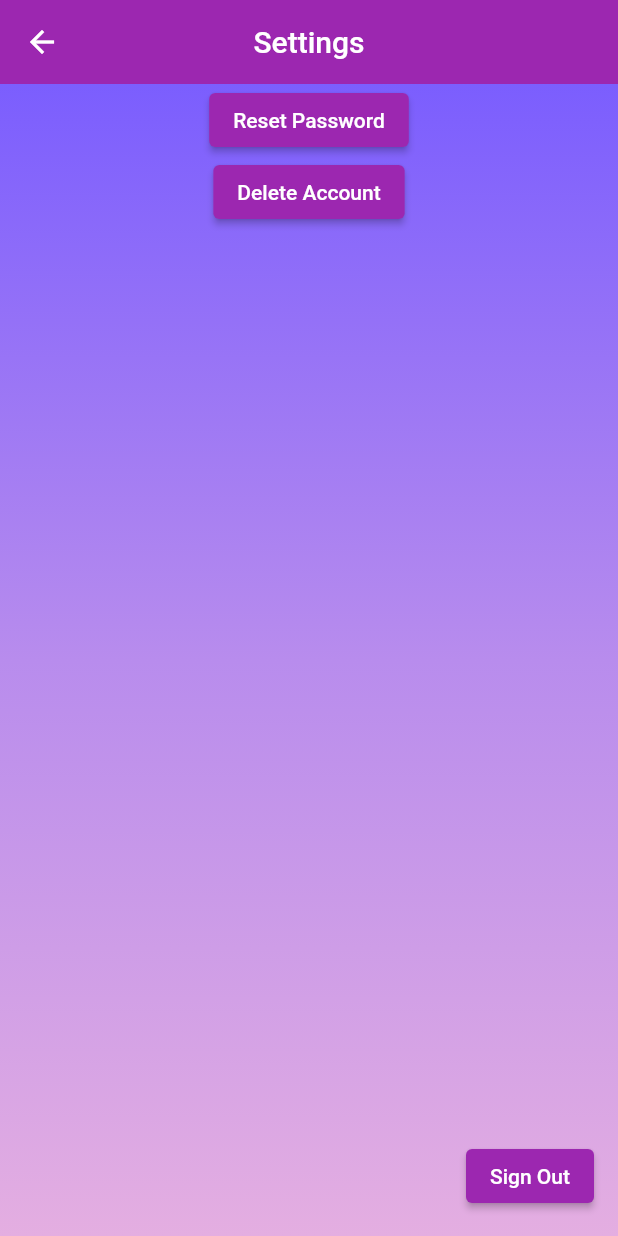
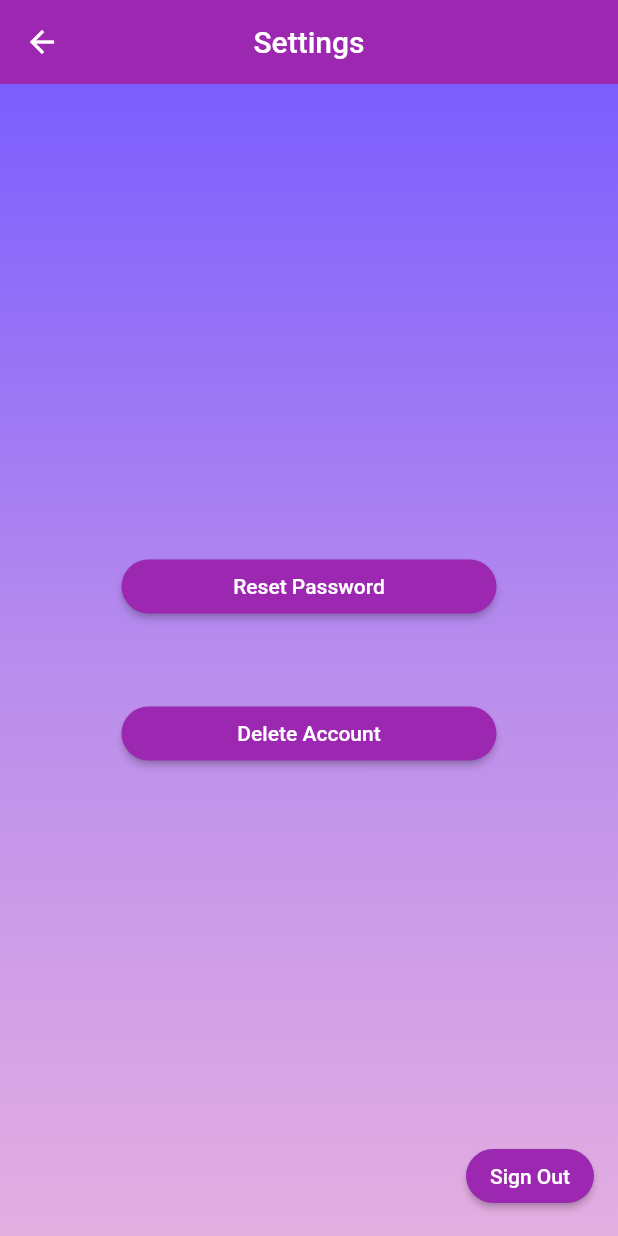
Before and after one commit to SimKianSeng/LvlUp, a Flutter app: the screen it shows once a user with an empty profile is signed in, item 4 of the bottom bar chosen, after a tap on "Reset Password", on a phone screen of 412 x 824 dp. Run offline on Flutter 3.47's test engine with Material 2 defaults, Android fonts, the light colour scheme and no system bars; our stand-ins replace firebase_auth, firebase_core; accounts and stored records are empty; network calls fail.

Commit message:
Updated UI design

```diff
--- a/lib/pages/home_page.dart
+++ b/lib/pages/home_page.dart
@@ -9,10 +9,8 @@ class HomePage extends StatelessWidget {
 
   final User? user = Auth().currentUser;
 
-
-
-  Widget _title() {
-    return const Text('Home');
+  Image _avatar() {
+    return Image.asset("assets/Avatars/Basic Sprite.png");
   }
 
   //TODO: change this to reflect the user account name not their email
@@ -64,27 +62,29 @@ class HomePage extends StatelessWidget {
   @override
   Widget build(BuildContext context) {
     return Scaffold(
-      appBar: AppBar(
-        title: _title(),
-        actions: <Widget>[
-
-        ], //Buttons on appbar right
-      ),
       body: Container(
         decoration: bgColour,
-        height: double.infinity,
         width: double.infinity,
-        padding: const EdgeInsets.all(20),
+        padding: EdgeInsets.only(top: 30.0),
         child: Column(
-          crossAxisAlignment: CrossAxisAlignment.center,
-          mainAxisAlignment: MainAxisAlignment.center,
           children: <Widget>[
-            _userUid(),
-            // _signOutButton(),
+            Expanded(child: _avatar()),
+            Expanded(
+              flex: 3,
+              child: Container(
+                color: Colors.white60,
+                width: double.infinity,
+                child: Column(
+                  children: <Widget>[
+                    _userUid(),
+                  ],
+                ),))
           ],
         ),
       ),
       bottomNavigationBar: NavigationBar(
+        height: 50.0,
+        backgroundColor: Colors.white30,
         destinations: [
           _startSessionButton(context),
           _scheduleGenButton(context),
--- a/lib/pages/login_register_page.dart
+++ b/lib/pages/login_register_page.dart
@@ -11,6 +11,8 @@ class LoginPage extends StatefulWidget {
 }
 
 //TODO: Register page should also ask user for their account name?
+//TODO: Make password obscure while typing in
+//TODO: Ensure that only valid emails are used to create an account
 class _LoginPageState extends State<LoginPage> {
   String? errorMessage = '';
   bool isLogin = true;
@@ -57,7 +59,17 @@ class _LoginPageState extends State<LoginPage> {
       controller: controller,
       decoration: InputDecoration(
         labelText: title,
+        labelStyle: TextStyle(color: Colors.black),
+        filled: true,
+        fillColor: Colors.white38,
+        enabledBorder: OutlineInputBorder(
+          borderRadius: BorderRadius.circular(10.0),
+        ),
+        focusedBorder: OutlineInputBorder(
+          borderRadius: BorderRadius.circular(10.0),
+        )
       ),
+      obscureText: title == 'password' ? true : false, //Hide password if textfield is for password
     );
   }
 
@@ -87,21 +99,26 @@ class _LoginPageState extends State<LoginPage> {
   @override
   Widget build(BuildContext context) {
     return Scaffold(
-      appBar: AppBar(
-        title: _title(),
-      ),
+      // appBar: AppBar(
+      //   title: _title(),
+      // ),
       body: Container(
         decoration: bgColour,
-        height: double.infinity,
-        width: double.infinity,
-        padding: const EdgeInsets.all(20),
+        padding: const EdgeInsets.symmetric(horizontal: 20),
         child: Column(
           crossAxisAlignment: CrossAxisAlignment.center,
           mainAxisAlignment: MainAxisAlignment.center,
           children: <Widget>[
+            ClipOval(
+              child: SizedBox(
+                width: 500.0, height: 150.0,
+                child: Image.asset("assets/AppTitle.png"),
+              ),
+            ),
             _entryField('email', _controllerEmail),
+            const SizedBox(height: 25.0,),
             _entryField('password',
-                _controllerPassword), //TODO: Add in true for obscureText property
+                _controllerPassword),
             _errorMessage(),
             _submitButton(),
             _loginOrRegisterButton(),
--- a/lib/pages/settings_page.dart
+++ b/lib/pages/settings_page.dart
@@ -8,6 +8,9 @@ import '../services/auth.dart';
 
   Widget _signOutButton(BuildContext context) {
     return ElevatedButton(
+      style: ButtonStyle(
+        shape: MaterialStateProperty.all(RoundedRectangleBorder(borderRadius: BorderRadius.circular(25.0)))
+      ),
       onPressed: () async {
         signOut();
         Navigator.pop(context);
@@ -17,33 +20,35 @@ import '../services/auth.dart';
   }
 
   Widget _resetPasswordButton() {
-    return Row(
-      mainAxisAlignment: MainAxisAlignment.center,
-      children: <Widget>[
-        ElevatedButton(
-          onPressed: () {},
+    return SizedBox(
+      width: 250.0,
+      child: ElevatedButton(
+        style: ButtonStyle(
+            shape: MaterialStateProperty.all<RoundedRectangleBorder>(
+              RoundedRectangleBorder(borderRadius: BorderRadius.circular(25.0)))),
+          onPressed: () {print("Reset Passsword");},
           child: const Text('Reset Password'),
         ),
-      ]
     );
   }
 
   Widget _deleteAccountButton() {
-    return Row(
-      mainAxisAlignment: MainAxisAlignment.center,
-      children: <Widget> [
-        ElevatedButton(
-          onPressed: () {},
+    return SizedBox(
+      width: 250.0,
+      child: ElevatedButton(
+          style: ButtonStyle(
+            shape: MaterialStateProperty.all<RoundedRectangleBorder>(
+              RoundedRectangleBorder(borderRadius: BorderRadius.circular(25.0)))),
+          onPressed: () {print("Delete account");},
           child: const Text('Delete Account'),
         ),
-      ]);
+      );
   }
 
 class Settings extends StatelessWidget {
   const Settings({super.key});
 
 //TODO Implement reset pwd and delete account option
-//TODO Fix the UI
   @override
   Widget build(BuildContext context) {
     return Scaffold(
@@ -55,9 +60,10 @@ class Settings extends StatelessWidget {
       body: Container(
         decoration: bgColour,
         child: Column(
-          crossAxisAlignment: CrossAxisAlignment.stretch,
+          mainAxisAlignment: MainAxisAlignment.center,
           children: [
             _resetPasswordButton(),
+            SizedBox(width: double.infinity, height: 50.0,),
             _deleteAccountButton(),
           ],
         ),
--- a/lib/services/auth.dart
+++ b/lib/services/auth.dart
@@ -19,6 +19,7 @@ class Auth {
     );
   }
 
+  //Todo: Create user also allows for accountname input
   Future<void> createUserWithEmailAndPassword({
     required String email,
     required String password,
@@ -27,9 +28,15 @@ class Auth {
       email: email,
       password: password,
     );
+
+    await currentUser?.sendEmailVerification(
+
+    ); //Sends verification email, but never wait for user to verify before letting them enter
   }
 
   Future<void> signOut() async {
     await _firebaseAuth.signOut();
   }
+
+  //TODO: Reset password
 }
--- a/pubspec.yaml
+++ b/pubspec.yaml
@@ -49,9 +49,9 @@ flutter:
   # the material Icons class.
   uses-material-design: true
   # To add assets to your application, add an assets section, like this:
-  # assets:
-  #   - images/a_dot_burr.jpeg
-  #   - images/a_dot_ham.jpeg
+  assets:
+    - assets/
+    - assets/Avatars/
   # An image asset can refer to one or more resolution-specific "variants", see
   # https://flutter.dev/assets-and-images/#resolution-aware
   # For details regarding adding assets from package dependencies, see
```
Also changed, not shown: assets/AppTitle.png (added), assets/Avatars/Basic Sprite.png (added), 1 other file.
